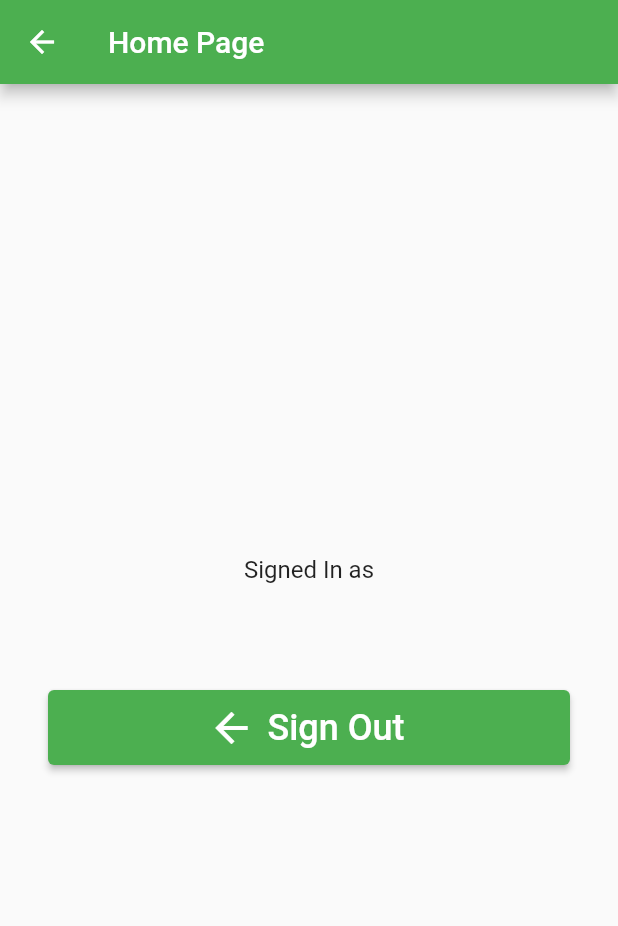
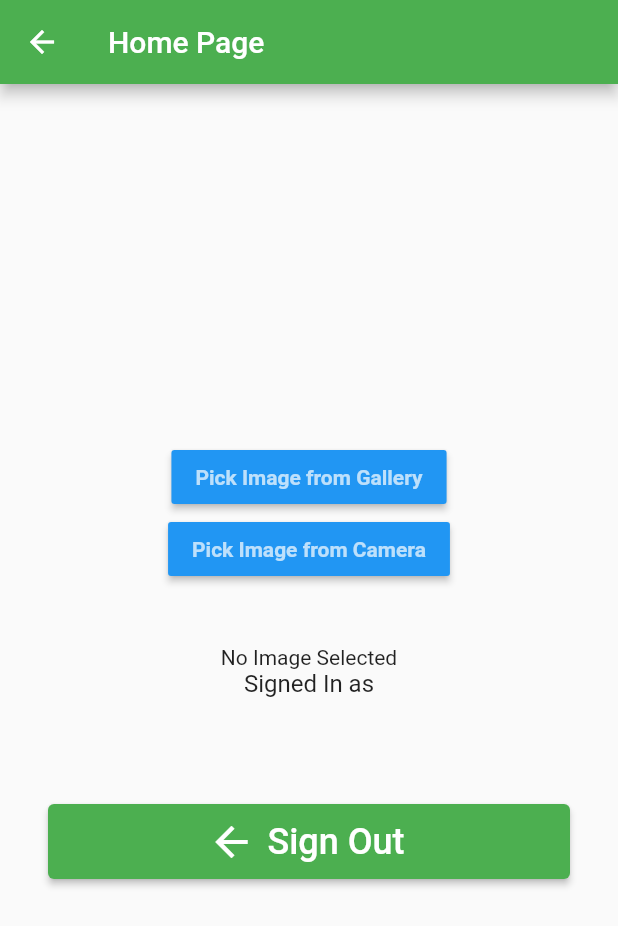
Before and after one commit to SIH-ClapForKrishna/fishook-app, a Flutter app: the screen it shows once a user with an empty profile is signed in, on a phone screen of 412 x 824 dp. Shown: the top 926 px of the screen. Run offline on Flutter 3.47's test engine with Material 2 defaults, Android fonts, the phone set to English and light mode, and no system bars; our stand-ins replace firebase_auth, firebase_core, image_picker, lottie; accounts and stored records are empty; network calls fail; project files that could hold a hidden picture were left out.

Commit message:
Added Camera Support in Home Screen

```diff
--- a/lib/home_screen.dart
+++ b/lib/home_screen.dart
@@ -1,5 +1,11 @@
+
+
+import 'dart:io';
+
 import 'package:flutter/material.dart';
 import 'package:firebase_auth/firebase_auth.dart';
+import 'package:flutter/services.dart';
+import 'package:image_picker/image_picker.dart';
 
 class HomePage extends StatelessWidget {
   const HomePage({Key? key}) : super(key: key);
@@ -8,14 +14,81 @@ class HomePage extends StatelessWidget {
 
   @override
   Widget build(BuildContext context){
+    return Scaffold(
+      appBar: AppBar(title: const Text(_title)),
+      body: const MyStatefulWidget(),
+    );
+  }
+}
+
+class MyStatefulWidget extends StatefulWidget {
+  const MyStatefulWidget({Key? key}) : super(key: key);
+
+  @override
+  State<MyStatefulWidget> createState() => _MyStatefulWidgetState();
+}
+
+class _MyStatefulWidgetState extends State<MyStatefulWidget> {
+
+  File? image;
+  Future pickImage() async {
+    try {
+      final image = await ImagePicker().pickImage(source: ImageSource.gallery);
+      if(image == null) return;
+      final imageTemp = File(image.path);
+      setState(() => this.image = imageTemp);
+    } on PlatformException catch(e) {
+      print('Failed to pick image: $e');
+    }
+  }
+
+  Future pickImageC() async {
+    try {
+      final image = await ImagePicker().pickImage(source: ImageSource.camera);
+      if(image == null) return;
+      final imageTemp = File(image.path);
+      setState(() => this.image = imageTemp);
+    } on PlatformException catch(e) {
+      print('Failed to pick image: $e');
+    }
+  }
+
+  @override
+  Widget build(BuildContext context){
     final user = FirebaseAuth.instance.currentUser!;
     return Scaffold(
-      appBar: AppBar(title: const Text(_title)),
+      //appBar: AppBar(title: const Text(_title)),
       body: Padding(
           padding: const EdgeInsets.all(32),
           child: Column(
             mainAxisAlignment: MainAxisAlignment.center,
             children: [
+              MaterialButton(
+                  color: Colors.blue,
+                  child: const Text(
+                      "Pick Image from Gallery",
+                      style: TextStyle(
+                          color: Colors.white70, fontWeight: FontWeight.bold
+                      )
+                  ),
+                  onPressed: () {
+                    pickImage();
+                  }
+              ),
+              MaterialButton(
+                  color: Colors.blue,
+                  child: const Text(
+                      "Pick Image from Camera",
+                      style: TextStyle(
+                          color: Colors.white70, fontWeight: FontWeight.bold
+                      )
+                  ),
+                  onPressed: () {
+                    pickImageC();
+                  }
+              ),
+              const SizedBox(height: 40),
+              image != null? Image.file(image!,height: 250,width: 250,): const Text('No Image Selected'),
               const Text(
                 'Signed In as',
                 style: TextStyle(fontSize: 16),
@@ -42,4 +115,5 @@ class HomePage extends StatelessWidget {
       ),
     );
   }
+
 }
--- a/pubspec.yaml
+++ b/pubspec.yaml
@@ -29,6 +29,8 @@ environment:
 dependencies:
   flutter:
     sdk: flutter
+
+  image_picker:
 
 
   # The following adds the Cupertino Icons font to your application.
```
Also changed, not shown: pubspec.lock. Lines whose indentation alone changed are shown as unchanged.
